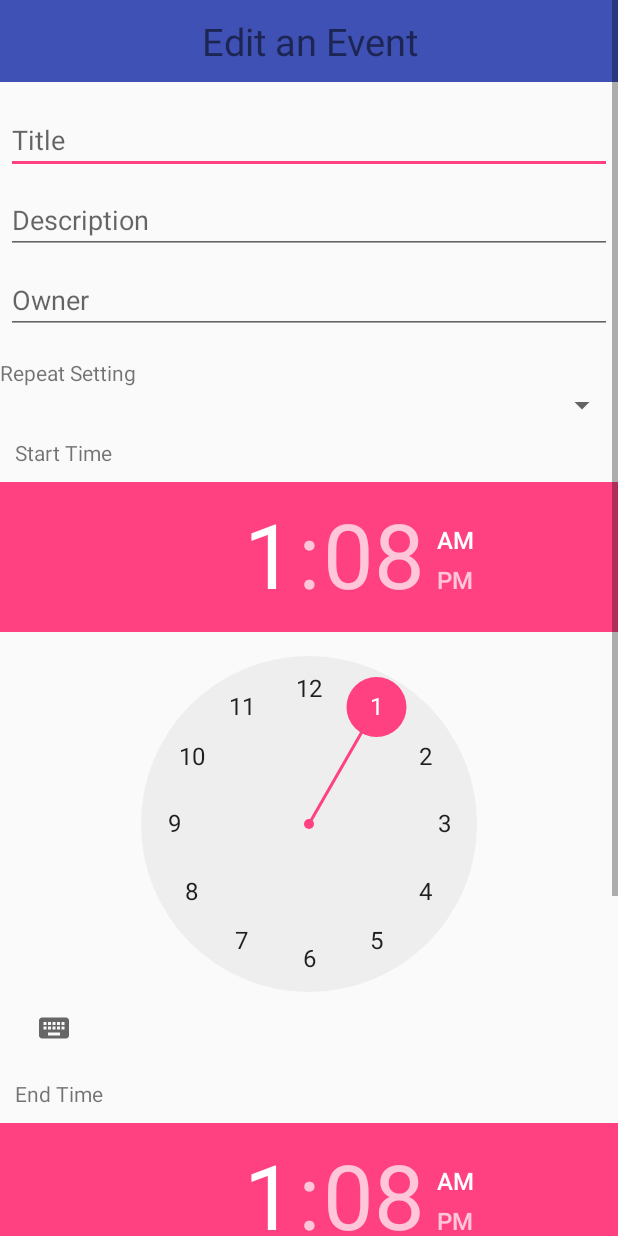
After one commit to rgrambo/calendar-todo, an Android app: the layout fragment_edit_event_dialog.xml on its own in the app's theme, with its tools: preview values and no code run, on a phone screen of 412 x 824 dp. The commit adds this screen. Run offline under Robolectric (Android 15) with nearby library versions, the phone set to English and light mode, and no system bars.

Commit message:
Working edit

```diff
--- a/CalendarTo-Do/app/src/main/java/layout/CalendarFragment.java
+++ b/CalendarTo-Do/app/src/main/java/layout/CalendarFragment.java
@@ -131,7 +131,6 @@ public class CalendarFragment extends Fragment {
 
         List<Event> events = new ArrayList<Event>();
 
-        // HERE HOLDEN
         SimpleDateFormat format = new SimpleDateFormat("yyyy-MM-dd'T'HH:mm:ss.SSS");
 
         Cursor cursor = TodoDatabase.queryDatabaseForCalendar(context);
@@ -139,6 +138,7 @@ public class CalendarFragment extends Fragment {
         while (!cursor.isAfterLast()) {
             try {
                 events.add(new Event(
+                        cursor.getInt(cursor.getColumnIndex(TodoDatabase.CalendarDB._ID)),
                         cursor.getString(cursor.getColumnIndex(TodoDatabase.CalendarDB.COL_TITLE)),
                         cursor.getString(cursor.getColumnIndex(TodoDatabase.CalendarDB.COL_NOTE)),
                         cursor.getString(cursor.getColumnIndex(TodoDatabase.CalendarDB.COL_OWNER)),
--- /dev/null
+++ b/CalendarTo-Do/app/src/main/res/layout/fragment_edit_event_dialog.xml
@@ -0,0 +1,89 @@
+<ScrollView xmlns:android="http://schemas.android.com/apk/res/android"
+    xmlns:tools="http://schemas.android.com/tools"
+    android:layout_width="match_parent"
+    android:layout_height="match_parent"
+    tools:context="layout.AddEventDialogFragment"
+    android:orientation="vertical">
+
+    <LinearLayout
+        android:layout_width="wrap_content"
+        android:layout_height="wrap_content"
+        android:orientation="vertical">
+
+        <TextView
+            android:layout_width="match_parent"
+            android:layout_height="wrap_content"
+            android:text="Edit an Event"
+            android:textAlignment="center"
+            android:textSize="25sp"
+            android:padding="10dp"
+            android:background="@color/calendarTitleBackground"/>
+
+        <EditText
+            android:id="@+id/eventTitle"
+            android:layout_width="match_parent"
+            android:layout_height="wrap_content"
+            android:layout_marginTop="16dp"
+            android:layout_marginLeft="4dp"
+            android:layout_marginRight="4dp"
+            android:layout_marginBottom="4dp"
+            android:hint="Title" />
+
+        <EditText
+            android:id="@+id/eventNote"
+            android:layout_width="match_parent"
+            android:layout_height="wrap_content"
+            android:layout_marginTop="4dp"
+            android:layout_marginLeft="4dp"
+            android:layout_marginRight="4dp"
+            android:layout_marginBottom="4dp"
+            android:fontFamily="sans-serif"
+            android:hint="Description"/>
+
+        <EditText
+            android:id="@+id/eventOwner"
+            android:layout_width="match_parent"
+            android:layout_height="wrap_content"
+            android:layout_marginTop="4dp"
+            android:layout_marginLeft="4dp"
+            android:layout_marginRight="4dp"
+            android:layout_marginBottom="16dp"
+            android:fontFamily="sans-serif"
+            android:hint="Owner"/>
+
+        <TextView
+            android:layout_width="match_parent"
+            android:layout_height="wrap_content"
+            android:text="Repeat Setting"/>
+
+        <Spinner
+            android:id="@+id/eventSpinner"
+            android:layout_width="match_parent"
+            android:layout_height="wrap_content"
+            android:orientation="vertical" />
+
+        <TextView
+            android:layout_width="match_parent"
+            android:layout_height="wrap_content"
+            android:text="Start Time"
+            android:padding="10dp"/>
+
+        <TimePicker
+            android:id="@+id/eventStartTime"
+            android:layout_width="match_parent"
+            android:layout_height="match_parent"/>
+
+        <TextView
+            android:layout_width="match_parent"
+            android:layout_height="wrap_content"
+            android:text="End Time"
+            android:padding="10dp"/>
+
+        <TimePicker
+            android:id="@+id/eventEndTime"
+            android:layout_width="wrap_content"
+            android:layout_height="wrap_content"/>
+
+    </LinearLayout>
+
+</ScrollView>
```
Also changed, not shown: CalendarTo-Do/app/src/main/java/edu/uw/rgrambo/calendarto_do/CalendarDayAdapter.java (+29 -2 lines), CalendarTo-Do/app/src/main/java/edu/uw/rgrambo/calendarto_do/Event.java (+11 -6 lines), CalendarTo-Do/app/src/main/java/edu/uw/rgrambo/calendarto_do/TodoDatabase.java (+46 -0 lines), CalendarTo-Do/app/src/main/java/layout/EditEventDialogFragment.java (added, +142 -0 lines), CalendarTo-Do/app/src/main/java/layout/EventButton.java (+10 -0 lines).
